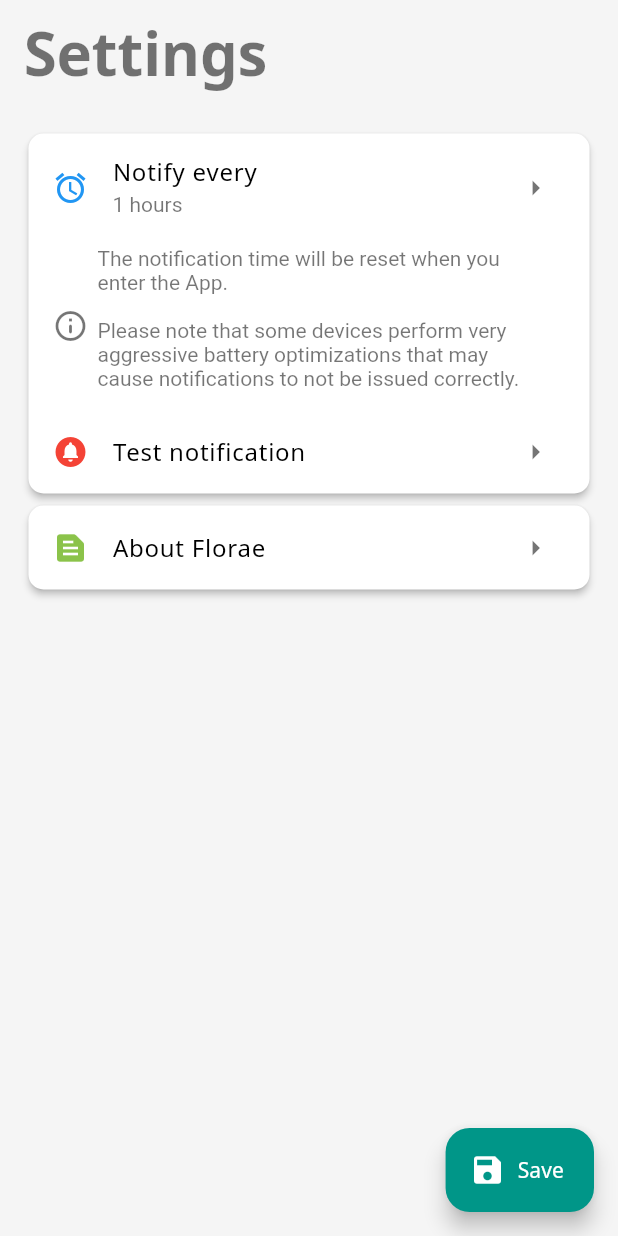
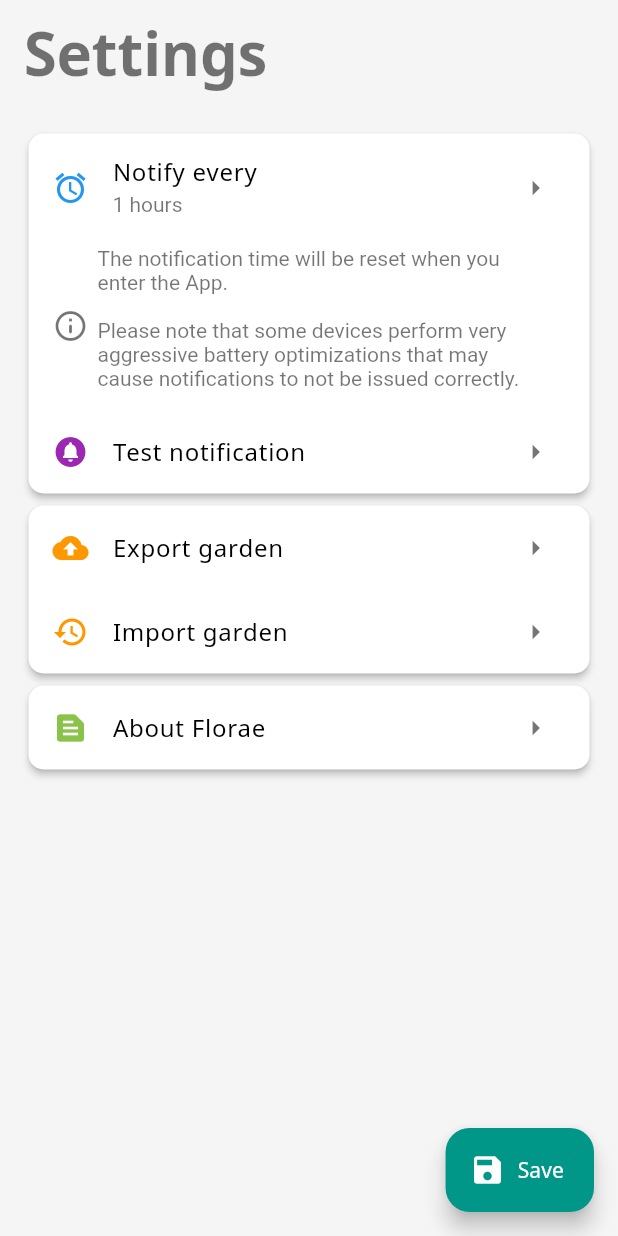
Before and after one commit to aeri/Florae, a Flutter app: the SettingsScreen screen opened directly, on a phone screen of 412 x 824 dp. Run offline on Flutter 3.47's test engine with Material 3 defaults, Android fonts, the phone set to English and light mode, and no system bars; our stand-ins replace file_picker, flutter_local_notifications, flutter_svg, image_picker, shared_preferences; missing offline and left inert: background_fetch, responsive_grid_list; accounts and stored records are empty.

Commit message:
add: backup & restore garden

```diff
--- /dev/null
+++ b/lib/data/backup/binary.dart
@@ -0,0 +1,16 @@
+import 'package:json_annotation/json_annotation.dart';
+
+part 'binary.g.dart';
+
+@JsonSerializable(explicitToJson: true)
+class Binary {
+  int id;
+  String fileName;
+  String base64Data;
+
+  Binary({required this.id, required this.base64Data, required this.fileName});
+
+  factory Binary.fromJson(Map<String, dynamic> json) => _$BinaryFromJson(json);
+
+  Map<String, dynamic> toJson() => _$BinaryToJson(this);
+}
--- /dev/null
+++ b/lib/data/backup/save.dart
@@ -0,0 +1,22 @@
+import 'package:json_annotation/json_annotation.dart';
+import '../plant.dart';
+import 'binary.dart';
+
+part 'save.g.dart';
+
+@JsonSerializable(explicitToJson: true)
+class Save {
+  int version = 1;
+  DateTime createdAt = DateTime.now();
+  List<Binary> binaries = [];
+  List<Plant> garden = [];
+
+  Save({
+    required this.binaries,
+    required this.garden,
+  });
+
+  factory Save.fromJson(Map<String, dynamic> json) => _$SaveFromJson(json);
+
+  Map<String, dynamic> toJson() => _$SaveToJson(this);
+}
--- a/lib/l10n/app_en.arb
+++ b/lib/l10n/app_en.arb
@@ -57,6 +57,8 @@
   "careNotificationDescription": "Receive plants care notifications",
   "deletePlantTitle": "Delete plant",
   "deletePlantBody": "You are going to proceed to eliminate your plant definitively, this action cannot be undone.",
+  "exportData": "Export garden",
+  "importData": "Import garden",
   "@helloWorld": {
     "description": "The conventional newborn programmer greeting"
   }
--- a/lib/l10n/app_es.arb
+++ b/lib/l10n/app_es.arb
@@ -56,5 +56,7 @@
     "careNotificationName": "Alertas de cuidados",
     "careNotificationDescription": "Recibe notificaciones cuando tus plantas te necesiten",
     "deletePlantTitle": "Borrar planta",
-    "deletePlantBody": "Esta acción eliminará la planta de forma definitiva. ¿Deseas hacerlo?"
+    "deletePlantBody": "Esta acción eliminará la planta de forma definitiva. ¿Deseas hacerlo?",
+    "exportData": "Exportar datos",
+    "importData": "Importar datos",
 }
--- a/lib/l10n/app_localizations.dart
+++ b/lib/l10n/app_localizations.dart
@@ -452,6 +452,18 @@ abstract class AppLocalizations {
   /// In en, this message translates to:
   /// **'You are going to proceed to eliminate your plant definitively, this action cannot be undone.'**
   String get deletePlantBody;
+
+  /// No description provided for @exportData.
+  ///
+  /// In en, this message translates to:
+  /// **'Export garden'**
+  String get exportData;
+
+  /// No description provided for @importData.
+  ///
+  /// In en, this message translates to:
+  /// **'Import garden'**
+  String get importData;
 }
 
 class _AppLocalizationsDelegate extends LocalizationsDelegate<AppLocalizations> {
--- a/lib/l10n/app_localizations_ar.dart
+++ b/lib/l10n/app_localizations_ar.dart
@@ -181,4 +181,10 @@ class AppLocalizationsAr extends AppLocalizations {
 
   @override
   String get deletePlantBody => 'أنت على وشك حذف نباتك بشكل نهائي، هذا الفعل لا عودة عنه.';
+
+  @override
+  String get exportData => 'Export garden';
+
+  @override
+  String get importData => 'Import garden';
 }
--- a/lib/l10n/app_localizations_en.dart
+++ b/lib/l10n/app_localizations_en.dart
@@ -181,4 +181,10 @@ class AppLocalizationsEn extends AppLocalizations {
 
   @override
   String get deletePlantBody => 'You are going to proceed to eliminate your plant definitively, this action cannot be undone.';
+
+  @override
+  String get exportData => 'Export garden';
+
+  @override
+  String get importData => 'Import garden';
 }
--- a/lib/l10n/app_localizations_es.dart
+++ b/lib/l10n/app_localizations_es.dart
@@ -181,4 +181,10 @@ class AppLocalizationsEs extends AppLocalizations {
 
   @override
   String get deletePlantBody => 'Esta acción eliminará la planta de forma definitiva. ¿Deseas hacerlo?';
+
+  @override
+  String get exportData => 'Exportar datos';
+
+  @override
+  String get importData => 'Importar datos';
 }
--- a/lib/l10n/app_localizations_fr.dart
+++ b/lib/l10n/app_localizations_fr.dart
@@ -181,4 +181,10 @@ class AppLocalizationsFr extends AppLocalizations {
 
   @override
   String get deletePlantBody => 'La suppression d\'une plante est définitive. Cette action est irréversible';
+
+  @override
+  String get exportData => 'Export garden';
+
+  @override
+  String get importData => 'Import garden';
 }
--- a/lib/l10n/app_localizations_nl.dart
+++ b/lib/l10n/app_localizations_nl.dart
@@ -181,4 +181,10 @@ class AppLocalizationsNl extends AppLocalizations {
 
   @override
   String get deletePlantBody => 'Je gaat je plant definitief elimineren, deze actie kan niet ongedaan worden gemaakt.';
+
+  @override
+  String get exportData => 'Export garden';
+
+  @override
+  String get importData => 'Import garden';
 }
--- a/lib/l10n/app_localizations_ru.dart
+++ b/lib/l10n/app_localizations_ru.dart
@@ -181,4 +181,10 @@ class AppLocalizationsRu extends AppLocalizations {
 
   @override
   String get deletePlantBody => 'Вы собираетесь полностью удалить своё растение. Это действие не может быть отменено.';
+
+  @override
+  String get exportData => 'Export garden';
+
+  @override
+  String get importData => 'Import garden';
 }
--- a/lib/l10n/app_localizations_zh.dart
+++ b/lib/l10n/app_localizations_zh.dart
@@ -181,4 +181,10 @@ class AppLocalizationsZh extends AppLocalizations {
 
   @override
   String get deletePlantBody => '您将彻底删除此植物，此操作无法撤销。';
+
+  @override
+  String get exportData => 'Export garden';
+
+  @override
+  String get importData => 'Import garden';
 }
--- a/lib/screens/home_page.dart
+++ b/lib/screens/home_page.dart
@@ -289,6 +289,9 @@ class _MyHomePageState extends State<MyHomePage> {
                     builder: (context) =>
                         const SettingsScreen(title: "Settings Screen"),
                   ));
+              setState(() {
+                _loadPlants();
+              });
             },
           ),
         ],
--- a/lib/screens/settings.dart
+++ b/lib/screens/settings.dart
@@ -3,6 +3,7 @@ import 'package:florae/notifications.dart' as notify;
 import 'package:flutter/services.dart';
 import 'package:shared_preferences/shared_preferences.dart';
 
+import '../data/backup/manager.dart';
 import '../l10n/app_localizations.dart';
 
 class SettingsScreen extends StatefulWidget {
@@ -127,7 +128,7 @@ class _SettingsScreen extends State<SettingsScreen> {
                   ListTile(
                       trailing: const Icon(Icons.arrow_right),
                       leading: const Icon(Icons.circle_notifications,
-                          color: Colors.red),
+                          color: Colors.purple),
                       title: Text(
                           AppLocalizations.of(context)!.testNotificationButton),
                       onTap: () {
@@ -138,6 +139,33 @@ class _SettingsScreen extends State<SettingsScreen> {
                       }),
                 ]),
               ),
+              Card(
+                  semanticContainer: true,
+                  clipBehavior: Clip.antiAliasWithSaveLayer,
+                  elevation: 2,
+                  shape: RoundedRectangleBorder(
+                    borderRadius: BorderRadius.circular(10.0),
+                  ),
+                  child: Column(children: <Widget>[
+                    ListTile(
+                        trailing: const Icon(Icons.arrow_right),
+                        leading: const Icon(Icons.backup,
+                            color: Colors.orange),
+                        title:  Text(AppLocalizations.of(context)!.exportData),
+                        onTap: () async {
+                          await BackupManager.backup();
+
+                        }),
+                    ListTile(
+                        trailing: const Icon(Icons.arrow_right),
+                        leading: const Icon(Icons.restore_outlined,
+                            color: Colors.orange),
+                        title: Text(AppLocalizations.of(context)!.importData),
+                        onTap: () async {
+                          await BackupManager.restore();
+
+                        }),
+                  ])),
               Card(
                   semanticContainer: true,
                   clipBehavior: Clip.antiAliasWithSaveLayer,
--- a/pubspec.yaml
+++ b/pubspec.yaml
@@ -31,6 +31,7 @@ dependencies:
     sdk: flutter
 
   path_provider: ^2.1.3
+  file_picker: ^10.0.0
   image_picker: ^1.1.2
   flutter_svg: ^2.0.10+1
   json_annotation: ^4.9.0
```
Also changed, not shown: lib/data/backup/manager.dart (added, +93 -0 lines), lib/data/garden.dart (+4 -4 lines), lib/data/backup/binary.g.dart (added), lib/data/backup/save.g.dart (added), pubspec.lock.
